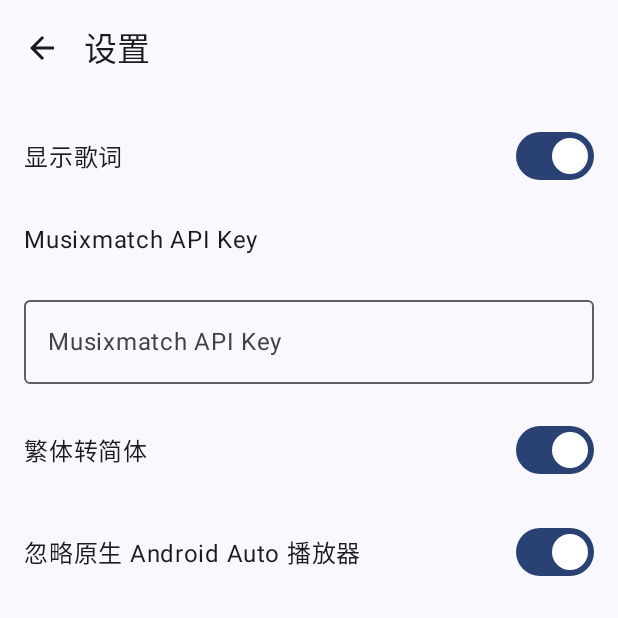
After one commit to gululu1235/AAMediaMate, an Android app built with Jetpack Compose: the composable SettingsScreen shown on its own in the app's theme, on a phone screen of 412 x 824 dp, the top half of it. The commit adds this screen. Run offline under Robolectric (Android 15) with nearby library versions, the phone set to English and light mode, and no system bars.

Commit message:
Add settings UI

```diff
--- a/app/build.gradle.kts
+++ b/app/build.gradle.kts
@@ -56,6 +56,7 @@ dependencies {
     implementation("com.squareup.retrofit2:converter-gson:2.9.0")
     implementation("org.jetbrains.kotlinx:kotlinx-coroutines-core:1.7.3")
     implementation("com.github.houbb:opencc4j:1.6.0")
+    implementation(libs.androidx.runtime.livedata)
     testImplementation(libs.junit)
     androidTestImplementation(libs.androidx.junit)
     androidTestImplementation(libs.androidx.espresso.core)
--- a/app/src/main/java/com/gululu/mediabridge/Global.kt
+++ b/app/src/main/java/com/gululu/mediabridge/Global.kt
@@ -13,7 +13,7 @@ object Global
     )
 
     fun packageAllowed(context: Context, packageName:String): Boolean {
-        return !isAndroidAutoApp(context, packageName)
+        return !SettingsManager.getIgnoreNativeAutoApps(context) || !isAndroidAutoApp(context, packageName)
     }
 
     private fun isAndroidAutoApp(context: Context, packageName: String): Boolean {
--- /dev/null
+++ b/app/src/main/java/com/gululu/mediabridge/SettingsManager.kt
@@ -0,0 +1,42 @@
+package com.gululu.mediabridge
+
+import android.content.Context
+import androidx.core.content.edit
+
+object SettingsManager {
+    private const val PREFS_NAME = "media_bridge_settings"
+    private const val KEY_LYRICS_ENABLED = "lyrics_enabled"
+    private const val KEY_API_KEY = "api_key"
+    private const val KEY_SIMPLIFY = "simplify_chinese"
+    private const val KEY_IGNORE_NATIVE_AUTO_APPS = "ignore_native_auto_apps"
+
+    private fun getPrefs(context: Context) = context.getSharedPreferences(PREFS_NAME, Context.MODE_PRIVATE)
+
+    fun getLyricsEnabled(context: Context): Boolean =
+        getPrefs(context).getBoolean(KEY_LYRICS_ENABLED, true)
+
+    fun setLyricsEnabled(context: Context, enabled: Boolean) {
+        getPrefs(context).edit() { putBoolean(KEY_LYRICS_ENABLED, enabled) }
+    }
+
+    fun getApiKey(context: Context): String =
+        getPrefs(context).getString(KEY_API_KEY, "") ?: ""
+
+    fun setApiKey(context: Context, key: String) {
+        getPrefs(context).edit() { putString(KEY_API_KEY, key) }
+    }
+
+    fun getSimplifyEnabled(context: Context): Boolean =
+        getPrefs(context).getBoolean(KEY_SIMPLIFY, true)
+
+    fun setSimplifyEnabled(context: Context, enabled: Boolean) {
+        getPrefs(context).edit() { putBoolean(KEY_SIMPLIFY, enabled) }
+    }
+
+    fun getIgnoreNativeAutoApps(context: Context): Boolean =
+        getPrefs(context).getBoolean(KEY_IGNORE_NATIVE_AUTO_APPS, true)
+
+    fun setIgnoreNativeAutoApps(context: Context, enabled: Boolean) {
+        getPrefs(context).edit() { putBoolean(KEY_IGNORE_NATIVE_AUTO_APPS, enabled) }
+    }
+}
--- /dev/null
+++ b/app/src/main/java/com/gululu/mediabridge/ui/SettingsScreen.kt
@@ -0,0 +1,106 @@
+@file:OptIn(ExperimentalMaterial3Api::class)
+
+package com.gululu.mediabridge.ui
+
+import androidx.activity.compose.BackHandler
+import androidx.compose.foundation.layout.*
+import androidx.compose.material.icons.Icons
+import androidx.compose.material.icons.automirrored.filled.ArrowBack
+import androidx.compose.material.icons.filled.ArrowBack
+import androidx.compose.material3.*
+import androidx.compose.runtime.*
+import androidx.compose.ui.Alignment
+import androidx.compose.ui.Modifier
+import androidx.compose.ui.platform.LocalContext
+import androidx.compose.ui.res.stringResource
+import androidx.compose.ui.text.input.PasswordVisualTransformation
+import androidx.compose.ui.text.input.VisualTransformation
+import androidx.compose.ui.unit.dp
+import com.gululu.mediabridge.R
+import com.gululu.mediabridge.SettingsManager
+
+@Composable
+fun SettingsScreen(onBack: () -> Unit) {
+    BackHandler {
+        onBack()
+    }
+
+    val context = LocalContext.current
+
+    var lyricsEnabled by remember { mutableStateOf(SettingsManager.getLyricsEnabled(context)) }
+    var apiKeyVisible by remember { mutableStateOf(false) }
+    var apiKey by remember { mutableStateOf(SettingsManager.getApiKey(context)) }
+    var simplifyChinese by remember { mutableStateOf(SettingsManager.getSimplifyEnabled(context)) }
+    var ignoreNativeAutoApps by remember { mutableStateOf(SettingsManager.getIgnoreNativeAutoApps(context)) }
+
+    Scaffold(
+        topBar = {
+            TopAppBar(
+                title = { Text(stringResource(id = R.string.settings_title)) },
+                navigationIcon = {
+                    IconButton(onClick = { onBack() }) {
+                        Icon(Icons.AutoMirrored.Filled.ArrowBack, contentDescription = stringResource(id = R.string.back))
+                    }
+                }
+            )
+        }
+    ) { innerPadding ->
+        Column(
+            modifier = Modifier
+                .padding(innerPadding)
+                .padding(16.dp)
+                .fillMaxSize(),
+            verticalArrangement = Arrangement.spacedBy(20.dp)
+        ) {
+            // 显示歌词开关
+            Row(verticalAlignment = Alignment.CenterVertically) {
+                Text(text = stringResource(id = R.string.show_lyrics), modifier = Modifier.weight(1f))
+                Switch(
+                    checked = lyricsEnabled,
+                    onCheckedChange = {
+                        lyricsEnabled = it
+                        SettingsManager.setLyricsEnabled(context, it)
+                    }
+                )
+            }
+
+            // Musixmatch API Key
+            Text(text = stringResource(id = R.string.musixmatch_api_key))
+            OutlinedTextField(
+                value = apiKey,
+                onValueChange = {
+                    apiKey = it
+                    SettingsManager.setApiKey(context, it)
+                },
+                label = { Text(stringResource(id = R.string.musixmatch_api_key)) },
+                singleLine = true,
+                visualTransformation = VisualTransformation.None,
+                modifier = Modifier.fillMaxWidth()
+            )
+
+            // 繁体转简体开关
+            Row(verticalAlignment = Alignment.CenterVertically) {
+                Text(text = stringResource(id = R.string.simplify_chinese), modifier = Modifier.weight(1f))
+                Switch(
+                    checked = simplifyChinese,
+                    onCheckedChange = {
+                        simplifyChinese = it
+                        SettingsManager.setSimplifyEnabled(context, it)
+                    }
+                )
+            }
+
+            // 🚗 忽略原生 Android Auto App 开关
+            Row(verticalAlignment = Alignment.CenterVertically) {
+                Text(text = stringResource(id = R.string.ignore_auto_supported_apps), modifier = Modifier.weight(1f))
+                Switch(
+                    checked = ignoreNativeAutoApps,
+                    onCheckedChange = {
+                        ignoreNativeAutoApps = it
+                        SettingsManager.setIgnoreNativeAutoApps(context, it)
+                    }
+                )
+            }
+        }
+    }
+}
--- a/app/src/main/res/values/strings.xml
+++ b/app/src/main/res/values/strings.xml
@@ -1,3 +1,16 @@
 <resources>
     <string name="app_name">MediaBridge</string>
+
+    <!-- Settings Screen -->
+    <string name="settings_title">设置</string>
+    <string name="show_lyrics">显示歌词</string>
+    <string name="musixmatch_api_key">Musixmatch API Key</string>
+    <string name="show">查看</string>
+    <string name="hide">隐藏</string>
+    <string name="back">返回</string>
+    <string name="simplify_chinese">繁体转简体</string>
+    <string name="ignore_auto_supported_apps">忽略原生 Android Auto 播放器</string>
+
+    <!-- Main Screen -->
+    <string name="open_settings">打开设置</string>
 </resources>
--- a/gradle/libs.versions.toml
+++ b/gradle/libs.versions.toml
@@ -9,6 +9,8 @@ lifecycleRuntimeKtx = "2.6.1"
 activityCompose = "1.8.0"
 composeBom = "2024.09.00"
 androidx-media = "1.6.0"
+runtimeLivedata = "1.8.0"
+material3Lint = "1.4.0-alpha13"
 
 [libraries]
 androidx-core-ktx = { group = "androidx.core", name = "core-ktx", version.ref = "coreKtx" }
@@ -25,6 +27,7 @@ androidx-ui-tooling-preview = { group = "androidx.compose.ui", name = "ui-toolin
 androidx-ui-test-manifest = { group = "androidx.compose.ui", name = "ui-test-manifest" }
 androidx-ui-test-junit4 = { group = "androidx.compose.ui", name = "ui-test-junit4" }
 androidx-material3 = { group = "androidx.compose.material3", name = "material3" }
+androidx-runtime-livedata = { group = "androidx.compose.runtime", name = "runtime-livedata", version.ref = "runtimeLivedata" }
 
 [plugins]
 android-application = { id = "com.android.application", version.ref = "agp" }
```
Also changed, not shown: app/src/main/java/com/gululu/mediabridge/MainActivity.kt (+67 -28 lines), app/src/main/java/com/gululu/mediabridge/MediaBridgeMediaCallback.kt (+0 -8 lines), app/src/main/java/com/gululu/mediabridge/MediaBridgeSessionManager.kt (+4 -16 lines), app/src/main/java/com/gululu/mediabridge/lyrics/LyricCache.kt (+64 -7 lines), app/src/main/java/com/gululu/mediabridge/lyrics/LyricsManager.kt (+15 -10 lines).
